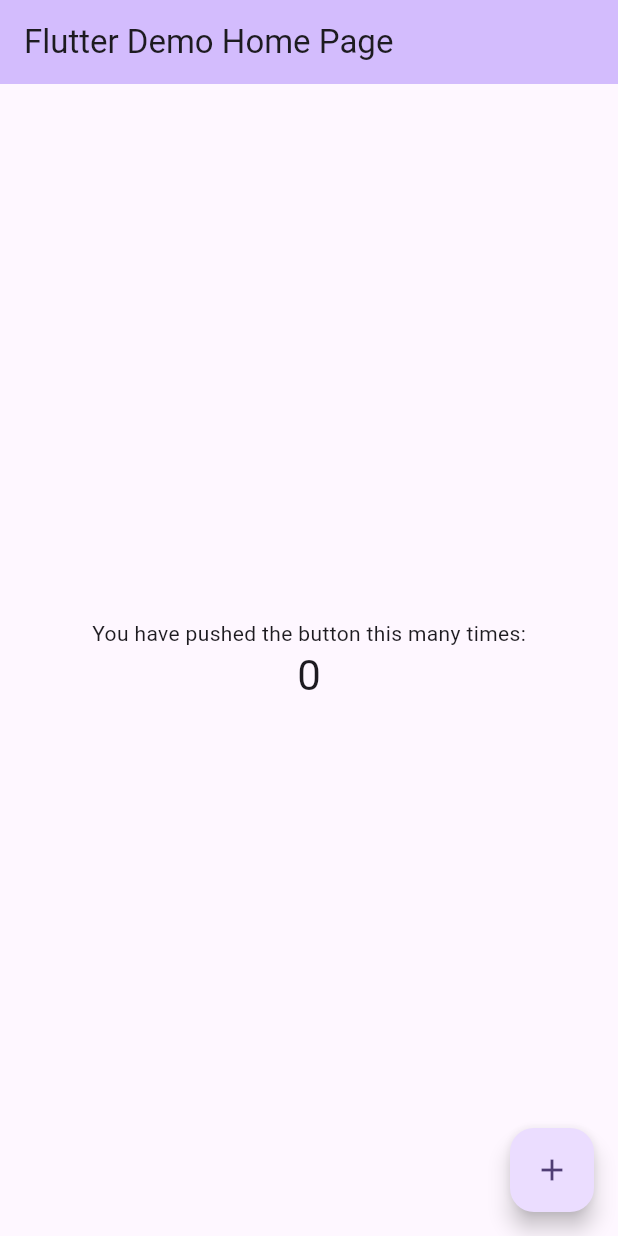
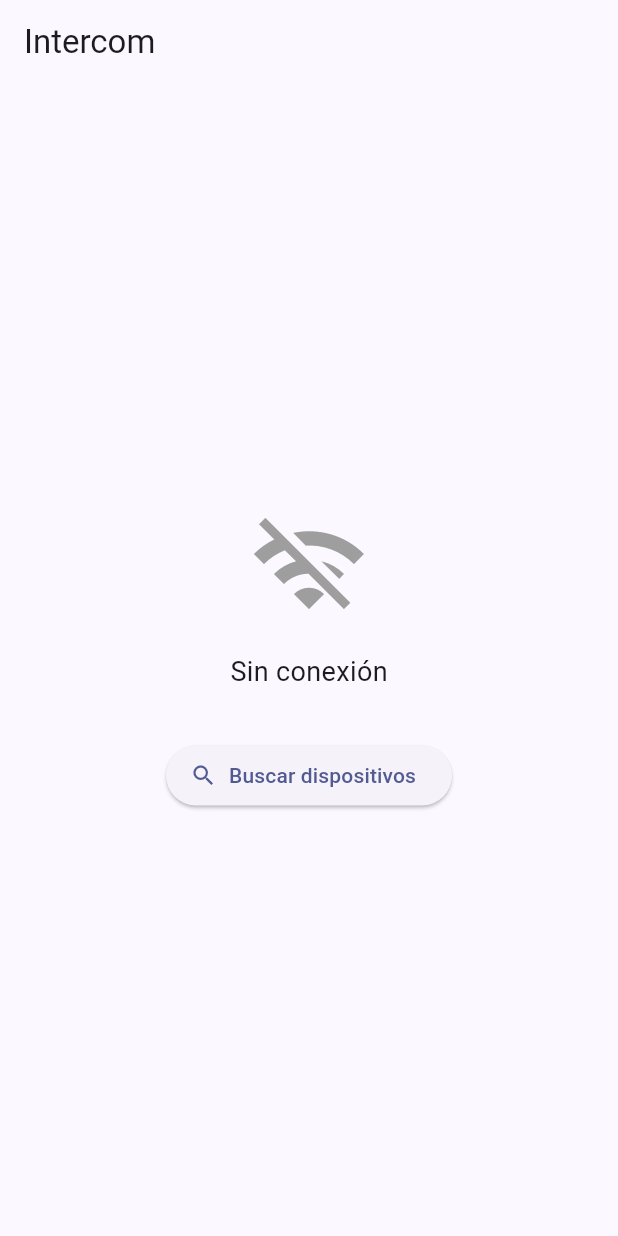
Before and after one commit to NesperouDelmonico/Intercom_CowTeam, a Flutter app: the screen it shows after launch, on a phone screen of 412 x 824 dp. Run offline on Flutter 3.47's test engine with Material 3 defaults, Android fonts, the phone set to English and light mode, and no system bars; our stand-ins replace flutter_riverpod; missing offline and left inert: network_info_plus.

Commit message:
Segunda version

```diff
--- a/lib/main.dart
+++ b/lib/main.dart
@@ -1,122 +1,24 @@
 import 'package:flutter/material.dart';
+import 'package:flutter_riverpod/flutter_riverpod.dart';
+import 'screens/home_screen.dart';
 
 void main() {
-  runApp(const MyApp());
+  runApp(const ProviderScope(child: IntercomApp()));
 }
 
-class MyApp extends StatelessWidget {
-  const MyApp({super.key});
+class IntercomApp extends StatelessWidget {
+  const IntercomApp({super.key});
 
-  // This widget is the root of your application.
   @override
   Widget build(BuildContext context) {
     return MaterialApp(
-      title: 'Flutter Demo',
+      title: 'Intercom',
+      debugShowCheckedModeBanner: false,
       theme: ThemeData(
-        // This is the theme of your application.
-        //
-        // TRY THIS: Try running your application with "flutter run". You'll see
-        // the application has a purple toolbar. Then, without quitting the app,
-        // try changing the seedColor in the colorScheme below to Colors.green
-        // and then invoke "hot reload" (save your changes or press the "hot
-        // reload" button in a Flutter-supported IDE, or press "r" if you used
-        // the command line to start the app).
-        //
-        // Notice that the counter didn't reset back to zero; the application
-        // state is not lost during the reload. To reset the state, use hot
-        // restart instead.
-        //
-        // This works for code too, not just values: Most code changes can be
-        // tested with just a hot reload.
-        colorScheme: .fromSeed(seedColor: Colors.deepPurple),
+        colorScheme: ColorScheme.fromSeed(seedColor: Colors.indigo),
+        useMaterial3: true,
       ),
-      home: const MyHomePage(title: 'Flutter Demo Home Page'),
+      home: const HomeScreen(),
     );
   }
 }
-
-class MyHomePage extends StatefulWidget {
-  const MyHomePage({super.key, required this.title});
-
-  // This widget is the home page of your application. It is stateful, meaning
-  // that it has a State object (defined below) that contains fields that affect
-  // how it looks.
-
-  // This class is the configuration for the state. It holds the values (in this
-  // case the title) provided by the parent (in this case the App widget) and
-  // used by the build method of the State. Fields in a Widget subclass are
-  // always marked "final".
-
-  final String title;
-
-  @override
-  State<MyHomePage> createState() => _MyHomePageState();
-}
-
-class _MyHomePageState extends State<MyHomePage> {
-  int _counter = 0;
-
-  void _incrementCounter() {
-    setState(() {
-      // This call to setState tells the Flutter framework that something has
-      // changed in this State, which causes it to rerun the build method below
-      // so that the display can reflect the updated values. If we changed
-      // _counter without calling setState(), then the build method would not be
-      // called again, and so nothing would appear to happen.
-      _counter++;
-    });
-  }
-
-  @override
-  Widget build(BuildContext context) {
-    // This method is rerun every time setState is called, for instance as done
-    // by the _incrementCounter method above.
-    //
-    // The Flutter framework has been optimized to make rerunning build methods
-    // fast, so that you can just rebuild anything that needs updating rather
-    // than having to individually change instances of widgets.
-    return Scaffold(
-      appBar: AppBar(
-        // TRY THIS: Try changing the color here to a specific color (to
-        // Colors.amber, perhaps?) and trigger a hot reload to see the AppBar
-        // change color while the other colors stay the same.
-        backgroundColor: Theme.of(context).colorScheme.inversePrimary,
-        // Here we take the value from the MyHomePage object that was created by
-        // the App.build method, and use it to set our appbar title.
-        title: Text(widget.title),
-      ),
-      body: Center(
-        // Center is a layout widget. It takes a single child and positions it
-        // in the middle of the parent.
-        child: Column(
-          // Column is also a layout widget. It takes a list of children and
-          // arranges them vertically. By default, it sizes itself to fit its
-          // children horizontally, and tries to be as tall as its parent.
-          //
-          // Column has various properties to control how it sizes itself and
-          // how it positions its children. Here we use mainAxisAlignment to
-          // center the children vertically; the main axis here is the vertical
-          // axis because Columns are vertical (the cross axis would be
-          // horizontal).
-          //
-          // TRY THIS: Invoke "debug painting" (choose the "Toggle Debug Paint"
-          // action in the IDE, or press "p" in the console), to see the
-          // wireframe for each widget.
-          mainAxisAlignment: .center,
-          children: [
-            const Text('You have pushed the button this many times:'),
-            Text(
-              '$_counter',
-              style: Theme.of(context).textTheme.headlineMedium,
-            ),
-          ],
-        ),
-      ),
-      floatingActionButton: FloatingActionButton(
-        onPressed: _incrementCounter,
-        tooltip: 'Increment',
-        child: const Icon(Icons.add),
-      ),
-    );
-  }
-}
--- a/lib/models/device.dart
+++ b/lib/models/device.dart
@@ -0,0 +1,10 @@
+class Device {
+  final String name;
+  final String ip;
+  final int port;
+
+  const Device({required this.name, required this.ip, required this.port});
+
+  @override
+  String toString() => '$name ($ip:$port)';
+}
--- a/lib/screens/home_screen.dart
+++ b/lib/screens/home_screen.dart
@@ -0,0 +1,56 @@
+import 'package:flutter/material.dart';
+import 'package:intercom_app/models/device.dart';
+import 'package:intercom_app/screens/discovery_screen.dart';
+
+class HomeScreen extends StatefulWidget {
+  const HomeScreen({super.key});
+
+  @override
+  State<HomeScreen> createState() => _HomeScreenState();
+}
+
+class _HomeScreenState extends State<HomeScreen> {
+  Device? _connectedDevice;
+
+  Future<void> _openDiscovery() async {
+    final device = await Navigator.push<Device>(
+      context,
+      MaterialPageRoute(builder: (_) => const DiscoveryScreen()),
+    );
+    if (device != null) {
+      setState(() => _connectedDevice = device);
+    }
+  }
+
+  @override
+  Widget build(BuildContext context) {
+    return Scaffold(
+      appBar: AppBar(title: const Text('Intercom')),
+      body: Center(
+        child: Column(
+          mainAxisAlignment: MainAxisAlignment.center,
+          children: [
+            Icon(
+              _connectedDevice != null ? Icons.wifi_calling : Icons.wifi_off,
+              size: 80,
+              color: _connectedDevice != null ? Colors.green : Colors.grey,
+            ),
+            const SizedBox(height: 16),
+            Text(
+              _connectedDevice != null
+                  ? 'Conectado a: ${_connectedDevice!.name}'
+                  : 'Sin conexión',
+              style: const TextStyle(fontSize: 18),
+            ),
+            const SizedBox(height: 32),
+            ElevatedButton.icon(
+              onPressed: _openDiscovery,
+              icon: const Icon(Icons.search),
+              label: const Text('Buscar dispositivos'),
+            ),
+          ],
+        ),
+      ),
+    );
+  }
+}
```
Also changed, not shown: lib/models/call_state.dart (+17 -0 lines), lib/screens/discovery_screen.dart (+95 -0 lines), lib/services/discovery_service.dart (+61 -0 lines), lib/services/network_service.dart (+30 -0 lines).
